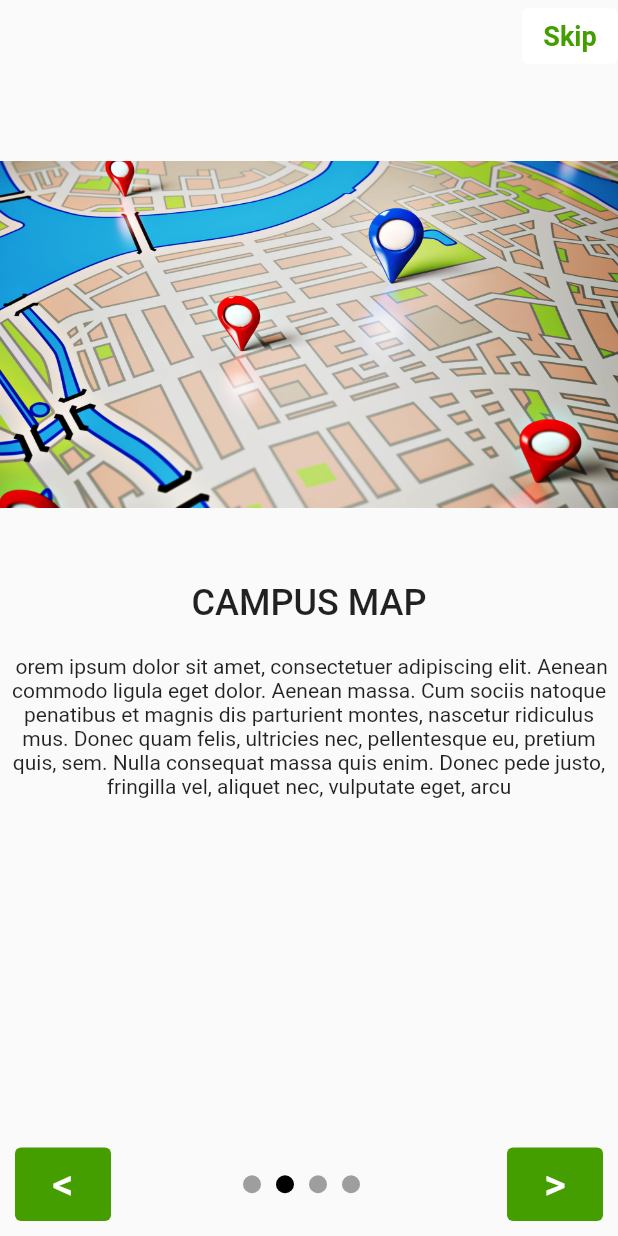
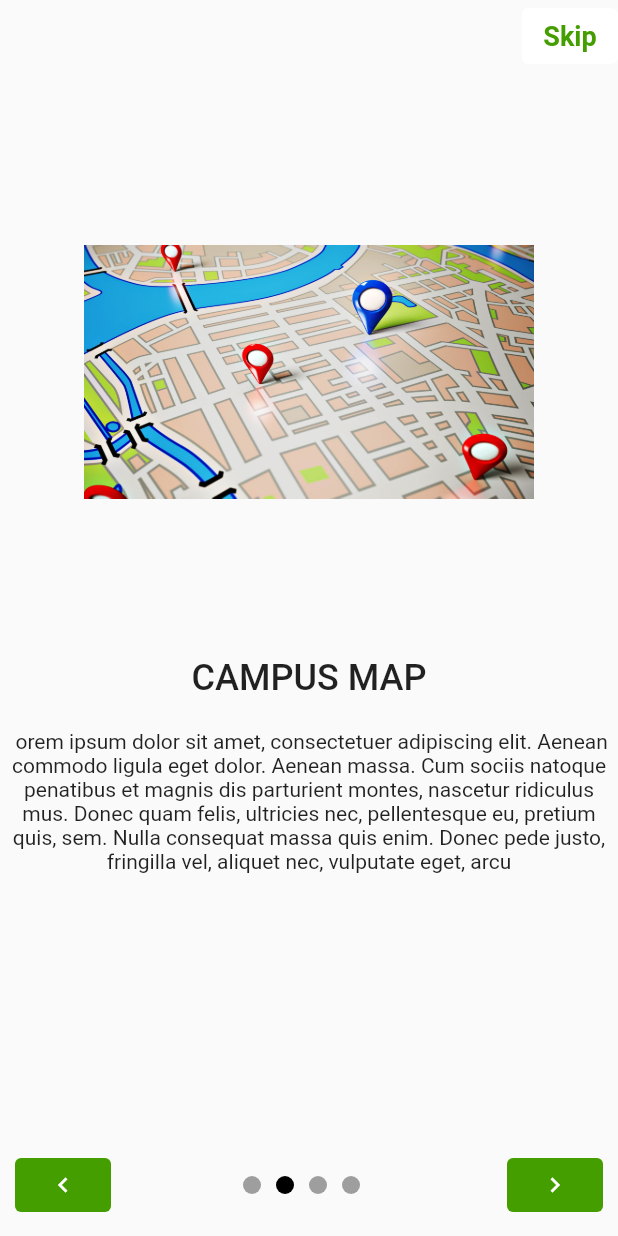
Before and after one commit to Delbert-Defoe/usc-campus-guide, a Flutter app: the OnboardingScreen screen opened by its route, swiped to page 2, on a phone screen of 412 x 824 dp. Run offline on Flutter 3.47's test engine with Material 2 defaults, Android fonts, the phone set to English and light mode, and no system bars.

Commit message:
onbording screen

```diff
--- a/lib/screens/onboarding_screen/onboarding_screen.dart
+++ b/lib/screens/onboarding_screen/onboarding_screen.dart
@@ -1,6 +1,6 @@
 import 'package:flutter/material.dart';
 import 'package:ucg/models/onboarding_model.dart';
-
+import 'package:ucg/utils/custom_theme.dart';
 class OnboardingScreen extends StatefulWidget {
   const OnboardingScreen({super.key});
 
@@ -12,7 +12,7 @@ class _OnboardingScreenState extends State<OnboardingScreen> {
   final PageController _pageController = PageController();
 
   int _pageIndex = 0;
-
+  int pop =4;
   @override
   void dispose() {
     _pageController.dispose();
@@ -22,6 +22,7 @@ class _OnboardingScreenState extends State<OnboardingScreen> {
   @override
   Widget build(BuildContext context) {
     final onboarding = Onboard.fetchAll();
+    bool finalPage = _pageIndex >= pop ;
     return Scaffold(
       body: SafeArea(
         child: Column(
@@ -33,7 +34,7 @@ class _OnboardingScreenState extends State<OnboardingScreen> {
                   onPressed: () {},
                   style:
                       TextButton.styleFrom(backgroundColor: Color(0xFFFFFFFF)),
-                  child: Text(
+                  child: const Text(
                     "Skip",
                     style: TextStyle(
                         fontFamily: "Roboto",
@@ -74,14 +75,7 @@ class _OnboardingScreenState extends State<OnboardingScreen> {
                       },
                       style: TextButton.styleFrom(
                           backgroundColor: Color(0xFF459E00)),
-                      child: Text(
-                        "<",
-                        style: TextStyle(
-                            fontFamily: "Roboto",
-                            fontWeight: FontWeight.w500,
-                            fontSize: 28,
-                            color: Color(0xFFFFFFFF)),
-                      ),
+                      child:  Icon(Icons.chevron_left,size: 20,color: Colors.white,),
                     )),
                 const Spacer(),
                 ...List.generate(
@@ -92,7 +86,24 @@ class _OnboardingScreenState extends State<OnboardingScreen> {
                   ),
                 ),
                 const Spacer(),
-                Container(
+                Visibility(
+                  visible: !finalPage,
+                  replacement:Container(margin: EdgeInsets.all(10),
+                      child: TextButton(
+                        onPressed: () {
+                        },
+                        style: TextButton.styleFrom(
+                            backgroundColor: Color(0xFF459E00)),
+                        child:  Text(
+                    "Get Started",
+                    style: TextStyle(
+                        fontFamily: "Roboto",
+                        fontWeight: FontWeight.bold,
+                        fontSize: 18,color: Colors.white
+                        ),
+                  )
+                      )) ,
+                  child: Container(
                       margin: EdgeInsets.all(10),
                       child: TextButton(
                         onPressed: () {
@@ -104,15 +115,9 @@ class _OnboardingScreenState extends State<OnboardingScreen> {
                         },
                         style: TextButton.styleFrom(
                             backgroundColor: Color(0xFF459E00)),
-                      child: Text(
-                        ">",
-                        style: TextStyle(
-                            fontFamily: "Roboto",
-                            fontWeight: FontWeight.w500,
-                            fontSize: 28,
-                            color: Color.fromARGB(255, 255, 255, 255)),
+                        child: Icon(Icons.chevron_right,size: 20,color: Colors.white,)
+                      )),
                 ),
-                    )),
               ],
             ),
           ],
@@ -155,28 +160,28 @@ class OnboardingContent extends StatelessWidget {
   Widget build(BuildContext context) {
     return Column(
       children: [
-        const SizedBox(
-          height: 50,
+         const SizedBox(height: 50,),
+        Container(height: 300,
+              width: 300,
+          child: Image.asset(
+
+            image, fit: BoxFit.fitWidth
+
+
           ),
-        Image.asset(
-          image,
-          height: 250,
         ),
-        const SizedBox(
-          height: 40,
-        ),
+      const SizedBox(height: 40,),
         Text(title,
         textAlign: TextAlign.center,
         style: Theme.of(context)
         .textTheme
         .headline5!
-                .copyWith(fontWeight: FontWeight.w500)),
-        const SizedBox(
-          height: 20,
+        .copyWith(fontWeight: FontWeight.w500)
         ),
-        Text(
-          description,
+        const SizedBox(height: 20,),
+    Text(description,
         textAlign: TextAlign.center,
+
         ),
     const Spacer()
       ],
```
Lines whose indentation alone changed are shown as unchanged.
